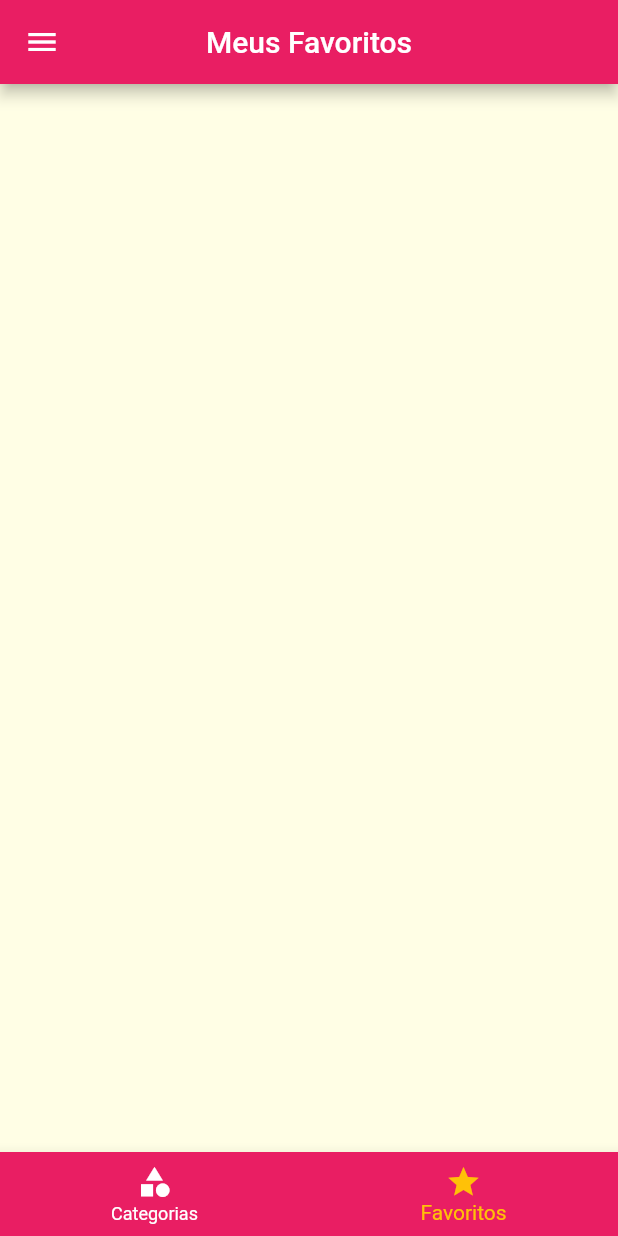
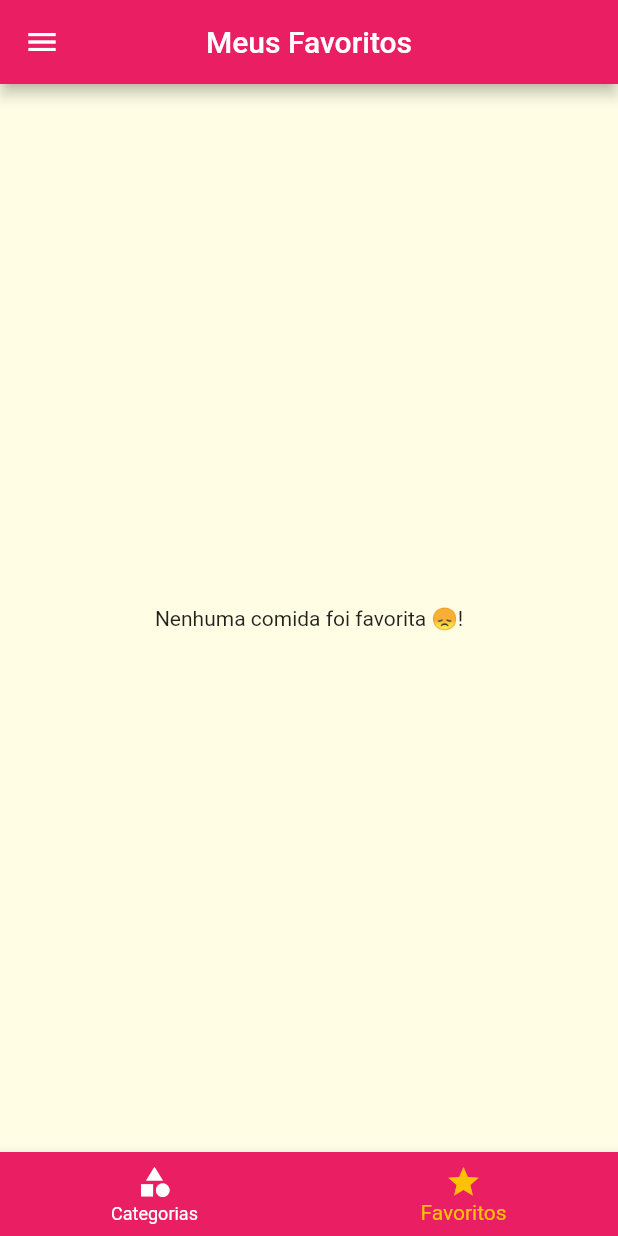
Before and after one commit to Levils114/meals-app, a Flutter app: the screen it shows after launch, item 2 of the bottom bar chosen, on a phone screen of 412 x 824 dp. Run offline on Flutter 3.47's test engine with Material 2 defaults, Android fonts, the phone set to English and light mode, and no system bars.

Commit message:
feat: favorite meal

```diff
--- a/lib/main.dart
+++ b/lib/main.dart
@@ -41,9 +41,9 @@ class _MyAppState extends State<MyApp> {
 
   void _addFavorite(Meal meal) {
     setState(() {
-      _favorites = [..._favorites, meal];
-
-      print(_favorites);
+      _favorites.contains(meal)
+          ? _favorites.remove(meal)
+          : _favorites.add(meal);
     });
   }
 
--- a/lib/screens/favorite_screen.dart
+++ b/lib/screens/favorite_screen.dart
@@ -11,11 +11,15 @@ class FavoriteScreen extends StatelessWidget {
 
   @override
   Widget build(BuildContext context) {
-    return ListView.builder(
-      itemCount: favorites.length,
-      itemBuilder: (_, index) => MealItemWidget(
-        meal: favorites[index],
-      ),
-    );
+    return favorites.isEmpty
+        ? Center(
+            child: Text('Nenhuma comida foi favorita 😞!'),
+          )
+        : ListView.builder(
+            itemCount: favorites.length,
+            itemBuilder: (_, index) => MealItemWidget(
+              meal: favorites[index],
+            ),
+          );
   }
 }
--- a/lib/screens/meal_detail_screen.dart
+++ b/lib/screens/meal_detail_screen.dart
@@ -36,9 +36,6 @@ class MealDetailScreen extends StatelessWidget {
   @override
   Widget build(BuildContext context) {
     final Meal meal = ModalRoute.of(context).settings.arguments;
-
-    /* print(favorites.contains(meal.id)); */
-    favorites.map((e) => print(e.title));
 
     return Scaffold(
       appBar: AppBar(
@@ -94,8 +91,7 @@ class MealDetailScreen extends StatelessWidget {
         ),
       ),
       floatingActionButton: FloatingActionButton(
-        child:
-            Icon(favorites.contains(meal.id) ? Icons.star : Icons.star_border),
+        child: Icon(favorites.contains(meal) ? Icons.star : Icons.star_border),
         onPressed: () => addFavoriteFunction(meal),
       ),
     );
```
